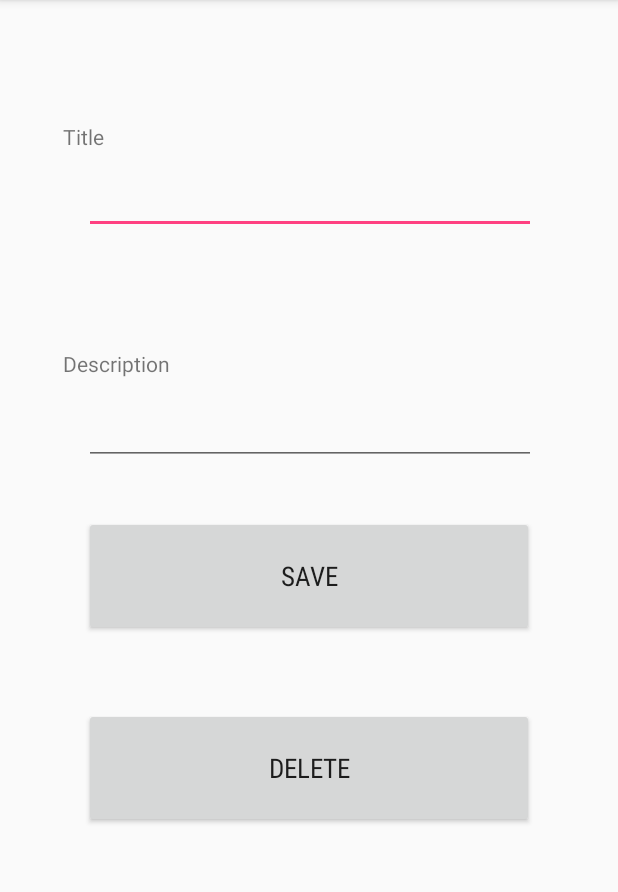
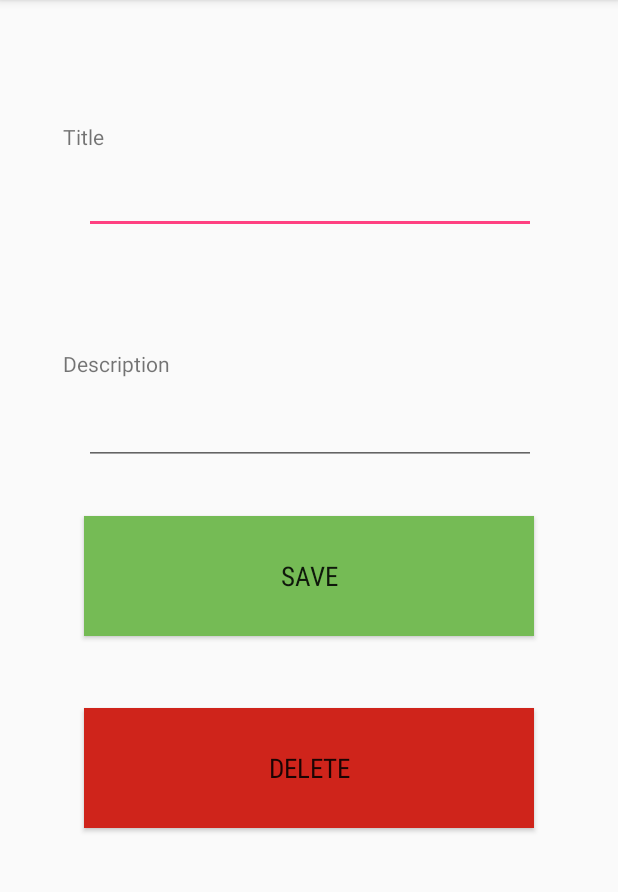
Before and after one commit to InbalNahum/Android, an Android app: the EditDataActivity screen opened directly, with no data from a screen before it, on a phone screen of 412 x 824 dp, the part 84-976 px from its top. Run offline under Robolectric (Android 15) with nearby library versions, the phone set to English and light mode, and no system bars.

Commit message:
Inbal
Change button color

```diff
--- a/HW4/app/src/main/res/layout/edit_data_layout.xml
+++ b/HW4/app/src/main/res/layout/edit_data_layout.xml
@@ -18,7 +18,23 @@
         app:layout_constraintBottom_toBottomOf="parent"
         app:layout_constraintLeft_toLeftOf="parent"
         app:layout_constraintRight_toRightOf="parent"
-        app:layout_constraintTop_toTopOf="parent" />
+        app:layout_constraintTop_toTopOf="parent"
+        android:background="#75bb55"/>
+
+    <Button
+        android:id="@+id/btnDelete"
+        android:layout_width="300dp"
+        android:layout_height="80dp"
+        android:fontFamily="sans-serif-condensed"
+        android:text="DELETE"
+        android:textColor="?android:attr/textColorPrimary"
+        android:textSize="18sp"
+        app:layout_constraintRight_toRightOf="parent"
+        app:layout_constraintLeft_toLeftOf="parent"
+        app:layout_constraintBottom_toBottomOf="parent"
+        app:layout_constraintTop_toTopOf="parent"
+        app:layout_constraintVertical_bias="0.686"
+        android:background="#cf241b"/>
 
     <TextView
         android:id="@+id/textTitle"
@@ -42,20 +58,6 @@
         app:layout_constraintTop_toTopOf="parent"
         app:layout_constraintVertical_bias="0.311"
         android:layout_marginLeft="42dp" />
-
-    <Button
-        android:id="@+id/btnDelete"
-        android:layout_width="300dp"
-        android:layout_height="80dp"
-        android:fontFamily="sans-serif-condensed"
-        android:text="DELETE"
-        android:textColor="?android:attr/textColorPrimary"
-        android:textSize="18sp"
-        app:layout_constraintRight_toRightOf="parent"
-        app:layout_constraintLeft_toLeftOf="parent"
-        app:layout_constraintBottom_toBottomOf="parent"
-        app:layout_constraintTop_toTopOf="parent"
-        app:layout_constraintVertical_bias="0.686" />
 
     <EditText
         android:id="@+id/editTitle"
```
Also changed, not shown: HW4/app/src/main/res/layout/activity_edit_screen.xml (+7 -7 lines), HW4/app/src/main/res/layout/activity_main.xml (+4 -4 lines), HW4/app/src/main/res/drawable/Shawshank.jpg (added).
